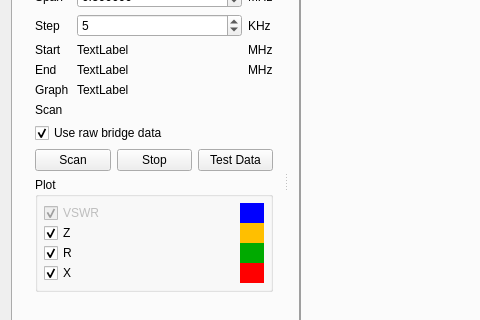
Above: mainwindow.ui from OnnoBH/sark-100-antenna-analyzer before the change; both pictures show x 0 to 480 and y 150 to 470 of the 1179 by 668 pixel window. Below: the same form after it.
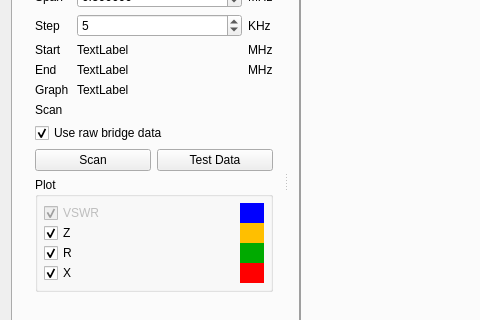
That is the form after the change. Icons and pictures are not drawn. Custom widgets are drawn as their Qt base class.

Commit message: removed stop button (makes no sense)

The edit to the form file:
```diff
--- a/mainwindow.ui
+++ b/mainwindow.ui
@@ -725,13 +725,6 @@
                 </property>
                </widget>
               </item>
-              <item>
-               <widget class="QPushButton" name="stopScan">
-                <property name="text">
-                 <string>Stop</string>
-                </property>
-               </widget>
-              </item>
               <item>
                <widget class="QPushButton" name="scanDummyBtn">
                 <property name="text">
```
